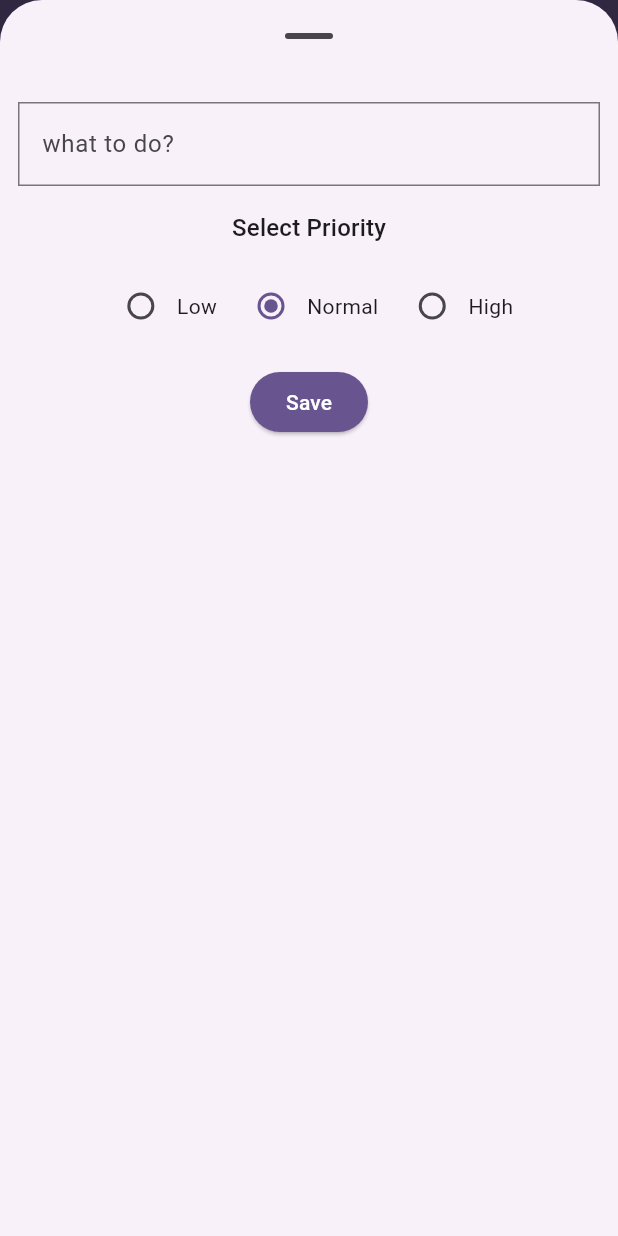
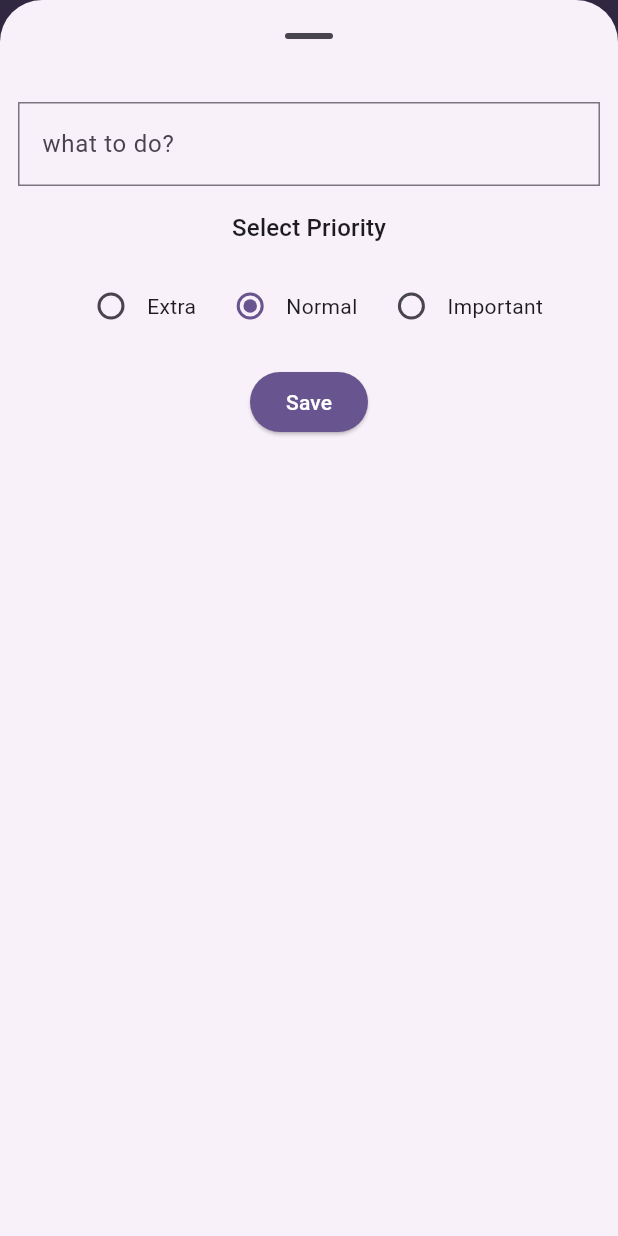
Before and after one commit to Bilawal-Mehfooz-Malik/todo_app, a Flutter app: the screen it shows after launch, after a tap on the "add" icon, on a phone screen of 412 x 824 dp. Run offline on Flutter 3.47's test engine with Material 3 defaults, Android fonts, the phone set to English and light mode, and no system bars; our stand-ins replace flutter_riverpod.

Commit message:
removed issues

```diff
--- a/lib/widgets/todo_data.dart
+++ b/lib/data/todo_data.dart
@@ -1,6 +1,6 @@
 import 'package:flutter/material.dart';
 
-enum Priority { low, normal, high }
+enum Priority { extra, normal, important }
 
 class ToDo {
   final String id;
--- a/lib/main.dart
+++ b/lib/main.dart
@@ -1,4 +1,5 @@
 import 'package:flutter/material.dart';
+import 'package:todo_app/data/todo_data.dart';
 import 'package:todo_app/widgets/todo_list.dart';
 import 'package:flutter_riverpod/flutter_riverpod.dart';
 import 'package:todo_app/widgets/bottom_sheet_content.dart';
@@ -53,9 +54,9 @@ class MyHomePage extends StatelessWidget {
         },
         body: const TabBarView(
           children: [
-            Center(child: Text('Urgent Content')),
-            Center(child: Text('Normal Content')),
-            Center(child: Text('Extra Content')),
+            Tab(child: TodoList(priority: Priority.important)),
+            Tab(child: TodoList(priority: Priority.normal)),
+            Tab(child: TodoList(priority: Priority.extra))
           ],
         ),
       ),
@@ -82,7 +83,7 @@ class MyHomePage extends StatelessWidget {
         unselectedLabelColor: Colors.white70,
         indicatorSize: TabBarIndicatorSize.tab,
         tabs: <Widget>[
-          Tab(text: 'Urgent'),
+          Tab(text: 'Important'),
           Tab(text: 'Normal'),
           Tab(text: 'Extra'),
         ],
--- a/lib/providers/priority_provider.dart
+++ b/lib/providers/priority_provider.dart
@@ -1,4 +1,4 @@
-import 'package:todo_app/widgets/todo_data.dart';
+import 'package:todo_app/data/todo_data.dart';
 import 'package:flutter_riverpod/flutter_riverpod.dart';
 
 class PriorityNotifier extends StateNotifier<Priority> {
--- a/lib/providers/todo_provider.dart
+++ b/lib/providers/todo_provider.dart
@@ -1,5 +1,5 @@
 import 'package:flutter/material.dart';
-import 'package:todo_app/widgets/todo_data.dart';
+import 'package:todo_app/data/todo_data.dart';
 import 'package:flutter_riverpod/flutter_riverpod.dart';
 import 'package:todo_app/providers/priority_provider.dart';
 
--- a/lib/widgets/bottom_sheet_content.dart
+++ b/lib/widgets/bottom_sheet_content.dart
@@ -1,5 +1,5 @@
 import 'package:flutter/material.dart';
-import 'package:todo_app/widgets/todo_data.dart';
+import 'package:todo_app/data/todo_data.dart';
 import 'package:todo_app/providers/todo_provider.dart';
 import 'package:flutter_riverpod/flutter_riverpod.dart';
 import 'package:todo_app/providers/priority_provider.dart';
@@ -44,13 +44,13 @@ class BottomSheetContent extends ConsumerWidget {
                 mainAxisAlignment: MainAxisAlignment.center,
                 children: [
                   Radio<Priority>(
-                    value: Priority.low,
+                    value: Priority.extra,
                     groupValue: selectedPriority,
                     onChanged: (val) {
                       onChanged.changePriority(val!);
                     },
                   ),
-                  const Text('Low'),
+                  const Text('Extra'),
                   const SizedBox(width: 12),
                   Radio<Priority>(
                     value: Priority.normal,
@@ -62,13 +62,13 @@ class BottomSheetContent extends ConsumerWidget {
                   const Text('Normal'),
                   const SizedBox(width: 12),
                   Radio<Priority>(
-                    value: Priority.high,
+                    value: Priority.important,
                     groupValue: selectedPriority,
                     onChanged: (val) {
                       onChanged.changePriority(val!);
                     },
                   ),
-                  const Text('High'),
+                  const Text('Important'),
                 ],
               ),
               _space,
--- a/lib/widgets/todo_list.dart
+++ b/lib/widgets/todo_list.dart
@@ -1,17 +1,20 @@
 import 'package:flutter/material.dart';
+import 'package:todo_app/data/todo_data.dart';
 import 'package:todo_app/providers/todo_provider.dart';
 import 'package:flutter_riverpod/flutter_riverpod.dart';
 
 class TodoList extends ConsumerWidget {
-  const TodoList({super.key});
-
+  const TodoList({super.key, required this.priority});
+  final Priority priority;
   @override
   Widget build(BuildContext context, WidgetRef ref) {
     final todos = ref.watch(todoProvider);
-    return SliverList(
-      delegate: SliverChildBuilderDelegate(
-        (BuildContext ctx, int index) {
-          final todo = todos[index];
+    final filteredTodos = todos.where((e) => e.priority == priority).toList();
+
+    return ListView.builder(
+      itemCount: todos.length,
+      itemBuilder: (ctx, index) {
+        final todo = filteredTodos[index];
         return CheckboxListTile(
           value: todo.isCompleted,
           onChanged: (value) {
@@ -21,8 +24,6 @@ class TodoList extends ConsumerWidget {
           subtitle: Text('Priority: ${todo.priority.name}'),
         );
       },
-        childCount: todos.length,
-      ),
     );
   }
 }
```
Lines whose indentation alone changed are shown as unchanged.
